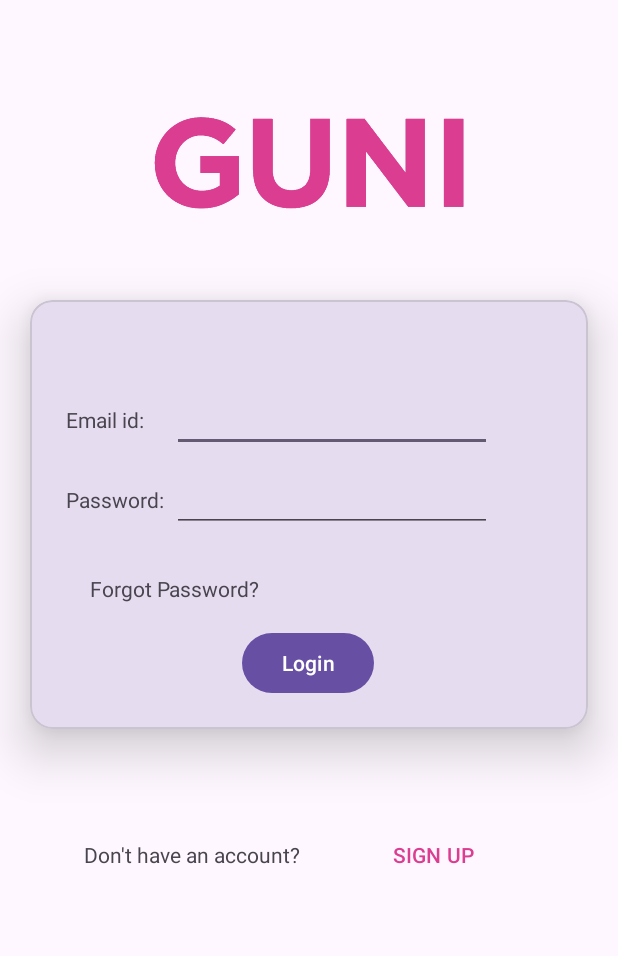
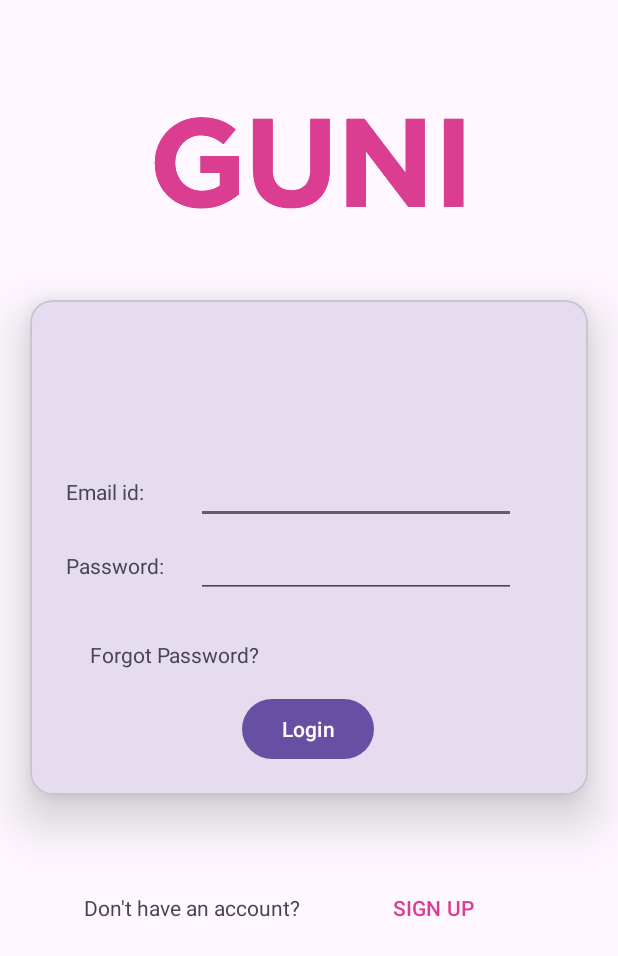
Before and after one commit to Krishna7249/MAD_Practical3_21012011036, an Android app: the screen it shows after launch (MainActivity), on a phone screen of 412 x 824 dp. Shown: the top 956 px of the screen. Run offline under Robolectric (Android 15) with nearby library versions, the phone set to English and light mode, and no system bars.

Commit message:
practical 3

```diff
--- a/app/src/main/res/layout/activity_main.xml
+++ b/app/src/main/res/layout/activity_main.xml
@@ -64,8 +64,8 @@
                 android:id="@+id/editTextTextEmailAddress"
                 android:layout_width="wrap_content"
                 android:layout_height="wrap_content"
-                android:layout_marginTop="36dp"
-                android:layout_marginEnd="44dp"
+                android:layout_marginTop="84dp"
+                android:layout_marginEnd="28dp"
                 android:ems="10"
                 android:inputType="textEmailAddress"
                 app:layout_constraintEnd_toEndOf="parent"
@@ -84,8 +84,8 @@
                 android:id="@+id/editTextTextPassword"
                 android:layout_width="wrap_content"
                 android:layout_height="wrap_content"
-                android:layout_marginTop="8dp"
-                android:layout_marginEnd="44dp"
+                android:layout_marginTop="4dp"
+                android:layout_marginEnd="28dp"
                 android:ems="10"
                 android:inputType="textPassword"
                 app:layout_constraintEnd_toEndOf="parent"
```
